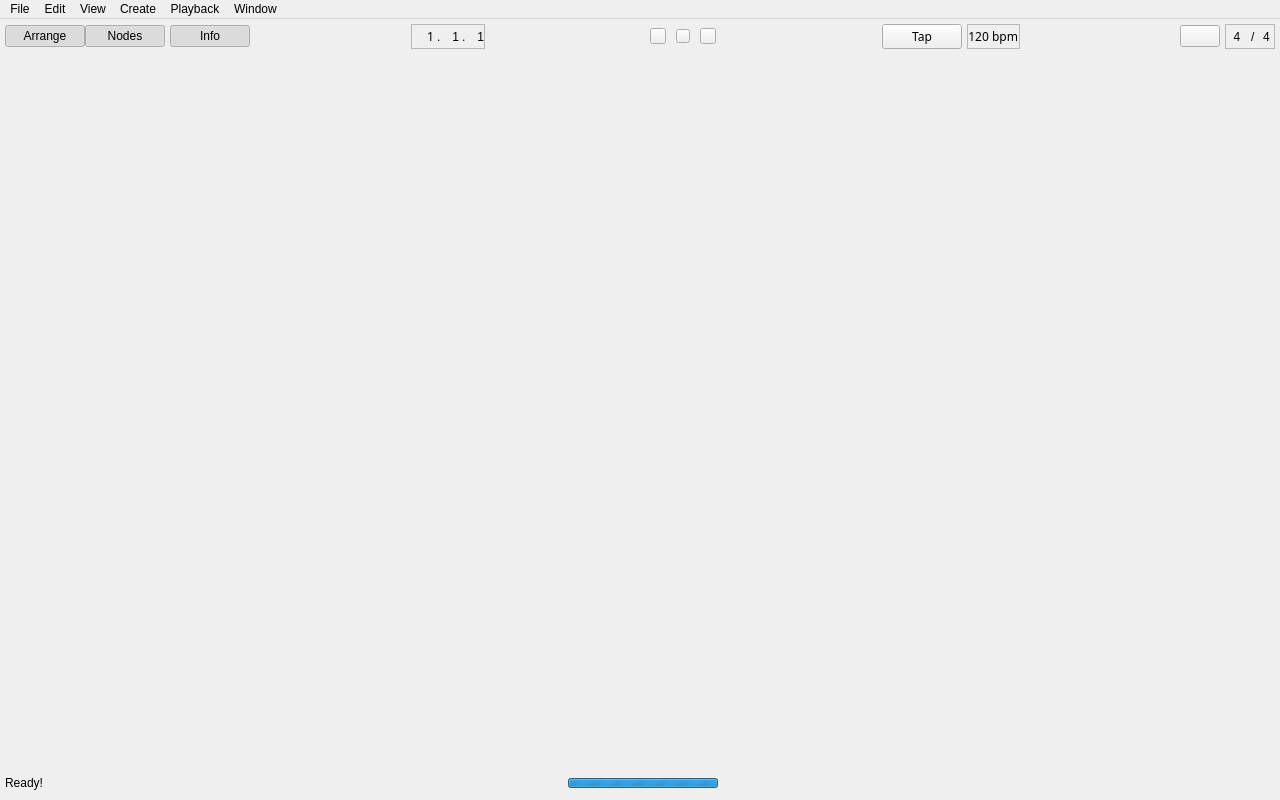
tom-23/Horizon, file src/gui/mainwindow.ui: the form before one commit.
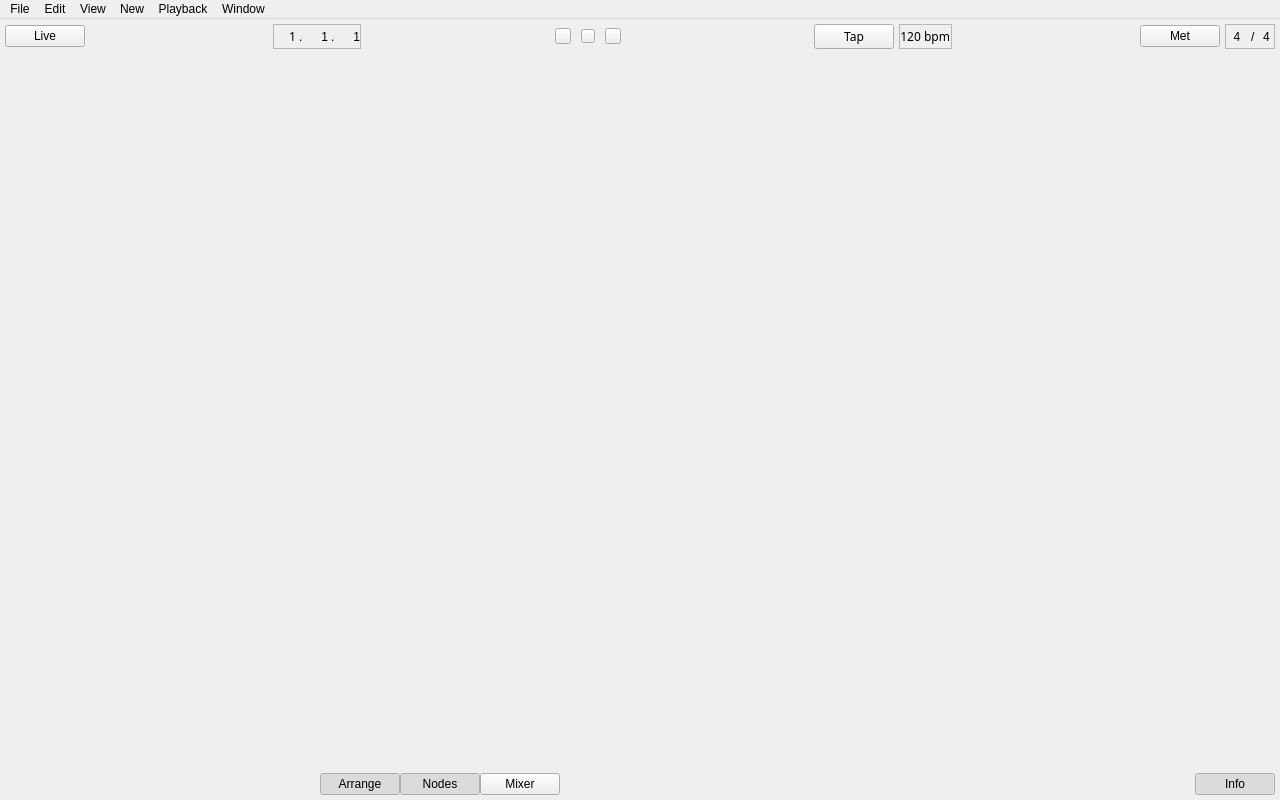
The form after the commit. Icons and pictures are not drawn.

```diff
--- a/src/gui/mainwindow.ui
+++ b/src/gui/mainwindow.ui
@@ -31,7 +31,7 @@
      <number>0</number>
     </property>
     <property name="bottomMargin">
-     <number>5</number>
+     <number>0</number>
     </property>
     <item>
      <widget class="QFrame" name="header">
@@ -61,61 +61,13 @@
         <number>5</number>
        </property>
        <item>
-        <layout class="QHBoxLayout" name="horizontalLayout_8">
-         <property name="spacing">
-          <number>0</number>
-         </property>
-         <property name="rightMargin">
-          <number>0</number>
-         </property>
-         <item>
-          <widget class="QPushButton" name="pushButton_8">
-           <property name="styleSheet">
-            <string notr="true"/>
-           </property>
-           <property name="text">
-            <string>Arrange</string>
-           </property>
-           <property name="checkable">
-            <bool>true</bool>
-           </property>
-           <property name="checked">
-            <bool>true</bool>
-           </property>
-          </widget>
-         </item>
-         <item>
-          <widget class="QPushButton" name="pushButton_7">
-           <property name="styleSheet">
-            <string notr="true"/>
-           </property>
-           <property name="text">
-            <string>Nodes</string>
-           </property>
-           <property name="checkable">
-            <bool>true</bool>
-           </property>
-           <property name="checked">
-            <bool>true</bool>
-           </property>
-          </widget>
-         </item>
-        </layout>
-       </item>
-       <item>
-        <widget class="QPushButton" name="pushButton_6">
-         <property name="styleSheet">
-          <string notr="true"/>
-         </property>
+        <widget class="QPushButton" name="connectButton">
          <property name="text">
-          <string>Info</string>
+          <string>Live</string>
          </property>
          <property name="checkable">
           <bool>true</bool>
          </property>
-         <property name="checked">
-          <bool>true</bool>
-         </property>
         </widget>
        </item>
        <item>
@@ -193,7 +145,7 @@
            <widget class="QLabel" name="label_6">
             <property name="minimumSize">
              <size>
-              <width>15</width>
+              <width>22</width>
               <height>0</height>
              </size>
             </property>
@@ -216,7 +168,7 @@
            <widget class="QLabel" name="label_7">
             <property name="minimumSize">
              <size>
-              <width>15</width>
+              <width>22</width>
               <height>0</height>
              </size>
             </property>
@@ -423,11 +375,7 @@
        <item>
         <widget class="QPushButton" name="metroButton">
          <property name="text">
-          <string/>
-         </property>
-         <property name="icon">
-          <iconset resource="../../assets/resources.qrc">
-           <normaloff>:/svg/svg/met_1.svg</normaloff>:/svg/svg/met_1.svg</iconset>
+          <string>Met</string>
          </property>
          <property name="iconSize">
           <size>
@@ -576,54 +524,76 @@
         <number>5</number>
        </property>
        <item>
-        <widget class="QLabel" name="statusLabel">
-         <property name="sizePolicy">
-          <sizepolicy hsizetype="Expanding" vsizetype="Preferred">
-           <horstretch>0</horstretch>
-           <verstretch>0</verstretch>
-          </sizepolicy>
+        <spacer name="horizontalSpacer_7">
+         <property name="orientation">
+          <enum>Qt::Horizontal</enum>
          </property>
-         <property name="styleSheet">
-          <string notr="true">border: none;</string>
+         <property name="sizeHint" stdset="0">
+          <size>
+           <width>40</width>
+           <height>20</height>
+          </size>
          </property>
-         <property name="text">
-          <string>Ready!</string>
+        </spacer>
+       </item>
+       <item>
+        <layout class="QHBoxLayout" name="horizontalLayout_8">
+         <property name="spacing">
+          <number>0</number>
          </property>
-         <property name="alignment">
-          <set>Qt::AlignLeading|Qt::AlignLeft|Qt::AlignVCenter</set>
+         <property name="rightMargin">
+          <number>0</number>
          </property>
-        </widget>
+         <item>
+          <widget class="QPushButton" name="arrangeButton">
+           <property name="text">
+            <string>Arrange</string>
+           </property>
+           <property name="checkable">
+            <bool>true</bool>
+           </property>
+           <property name="checked">
+            <bool>true</bool>
+           </property>
+          </widget>
+         </item>
+         <item>
+          <widget class="QPushButton" name="nodesButton">
+           <property name="styleSheet">
+            <string notr="true"/>
+           </property>
+           <property name="text">
+            <string>Nodes</string>
+           </property>
+           <property name="checkable">
+            <bool>true</bool>
+           </property>
+           <property name="checked">
+            <bool>true</bool>
+           </property>
+          </widget>
+         </item>
+         <item>
+          <widget class="QPushButton" name="mixerButton">
+           <property name="text">
+            <string>Mixer</string>
+           </property>
+          </widget>
+         </item>
+        </layout>
        </item>
        <item>
-        <widget class="QProgressBar" name="progressBar">
-         <property name="sizePolicy">
-          <sizepolicy hsizetype="Expanding" vsizetype="Minimum">
-           <horstretch>0</horstretch>
-           <verstretch>0</verstretch>
-          </sizepolicy>
+        <spacer name="horizontalSpacer_6">
+         <property name="orientation">
+          <enum>Qt::Horizontal</enum>
          </property>
-         <property name="minimumSize">
+         <property name="sizeHint" stdset="0">
           <size>
-           <width>0</width>
-           <height>10</height>
+           <width>40</width>
+           <height>20</height>
           </size>
          </property>
-         <property name="maximumSize">
-          <size>
-           <width>150</width>
-           <height>10</height>
-          </size>
-         </property>
-         <property name="maximum">
-          <number>0</number>
-         </property>
-         <property name="value">
-          <number>-1</number>
-         </property>
-         <property name="textVisible">
-          <bool>false</bool>
-         </property>
-        </widget>
+        </spacer>
        </item>
        <item>
         <spacer name="horizontalSpacer_5">
@@ -638,6 +608,22 @@
          </property>
         </spacer>
        </item>
+       <item>
+        <widget class="QPushButton" name="pushButton_6">
+         <property name="styleSheet">
+          <string notr="true"/>
+         </property>
+         <property name="text">
+          <string>Info</string>
+         </property>
+         <property name="checkable">
+          <bool>true</bool>
+         </property>
+         <property name="checked">
+          <bool>true</bool>
+         </property>
+        </widget>
+       </item>
       </layout>
      </widget>
     </item>
@@ -679,7 +665,7 @@
    </widget>
    <widget class="QMenu" name="menuCreat4">
     <property name="title">
-     <string>Create</string>
+     <string>New</string>
     </property>
     <addaction name="actionAudio_Track"/>
     <addaction name="actionMIDI_Track"/>
```
Left out of the diff: 41 changed lines with no effect on the pictures.
